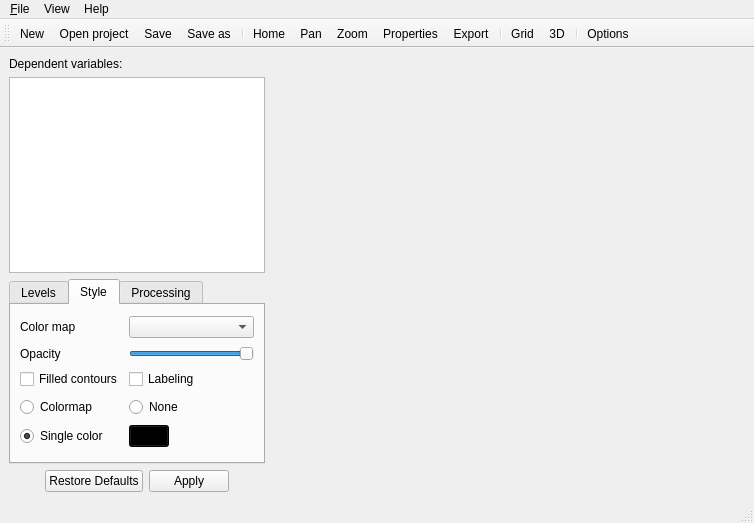
ondrolexa/pywerami, file pywerami/ui/pywerami.ui: the form before one commit.
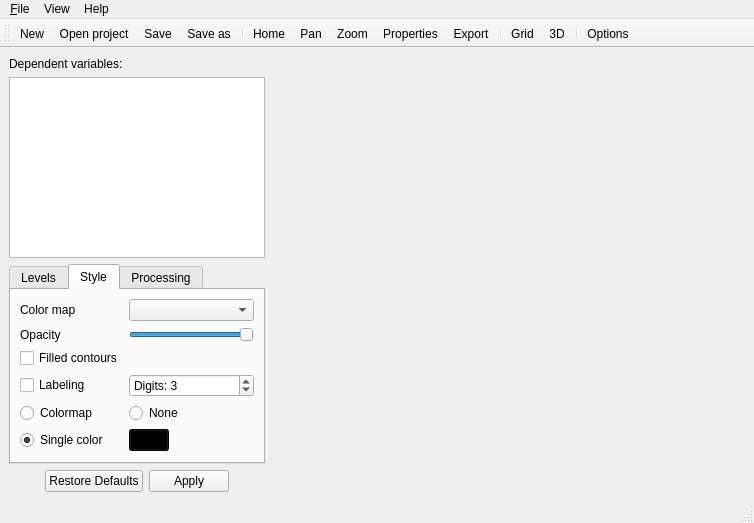
The form after the commit. The open tabs and pages were chosen to show the change. Icons and pictures are not drawn.

The edit to the form file:
```diff
--- a/pywerami/ui/pywerami.ui
+++ b/pywerami/ui/pywerami.ui
@@ -185,6 +185,19 @@
               </property>
              </widget>
             </item>
+            <item row="5" column="0">
+             <widget class="QRadioButton" name="contcheckcolor">
+              <property name="text">
+               <string>Single color</string>
+              </property>
+              <property name="checked">
+               <bool>true</bool>
+              </property>
+              <attribute name="buttonGroup">
+               <string notr="true">contourGroup</string>
+              </attribute>
+             </widget>
+            </item>
             <item row="1" column="0">
              <widget class="QLabel" name="label_2">
               <property name="text">
@@ -205,21 +218,7 @@
               </property>
              </widget>
             </item>
-            <item row="2" column="0">
-             <widget class="QCheckBox" name="fillstyle">
-              <property name="text">
-               <string>Filled contours</string>
-              </property>
-             </widget>
-            </item>
-            <item row="2" column="1">
-             <widget class="QCheckBox" name="contlabel">
-              <property name="text">
-               <string>Labeling</string>
-              </property>
-             </widget>
-            </item>
-            <item row="3" column="0">
+            <item row="4" column="0">
              <widget class="QRadioButton" name="contcheckmap">
               <property name="text">
                <string>Colormap</string>
@@ -229,7 +228,7 @@
               </attribute>
              </widget>
             </item>
-            <item row="3" column="1">
+            <item row="4" column="1">
              <widget class="QRadioButton" name="contchecknone">
               <property name="text">
                <string>None</string>
@@ -239,20 +238,7 @@
               </attribute>
              </widget>
             </item>
-            <item row="4" column="0">
-             <widget class="QRadioButton" name="contcheckcolor">
-              <property name="text">
-               <string>Single color</string>
-              </property>
-              <property name="checked">
-               <bool>true</bool>
-              </property>
-              <attribute name="buttonGroup">
-               <string notr="true">contourGroup</string>
-              </attribute>
-             </widget>
-            </item>
-            <item row="4" column="1">
+            <item row="5" column="1">
              <widget class="QPushButton" name="contcolor">
               <property name="sizePolicy">
                <sizepolicy hsizetype="Fixed" vsizetype="Fixed">
@@ -268,6 +254,33 @@
               </property>
              </widget>
             </item>
+            <item row="2" column="0">
+             <widget class="QCheckBox" name="fillstyle">
+              <property name="text">
+               <string>Filled contours</string>
+              </property>
+             </widget>
+            </item>
+            <item row="3" column="0">
+             <widget class="QCheckBox" name="contlabel">
+              <property name="text">
+               <string>Labeling</string>
+              </property>
+             </widget>
+            </item>
+            <item row="3" column="1">
+             <widget class="QSpinBox" name="labelDigits">
+              <property name="prefix">
+               <string>Digits: </string>
+              </property>
+              <property name="maximum">
+               <number>6</number>
+              </property>
+              <property name="value">
+               <number>3</number>
+              </property>
+             </widget>
+            </item>
            </layout>
           </widget>
           <widget class="QWidget" name="processtab">
```
Left out of the diff: 2 changed lines with no effect on the pictures.
